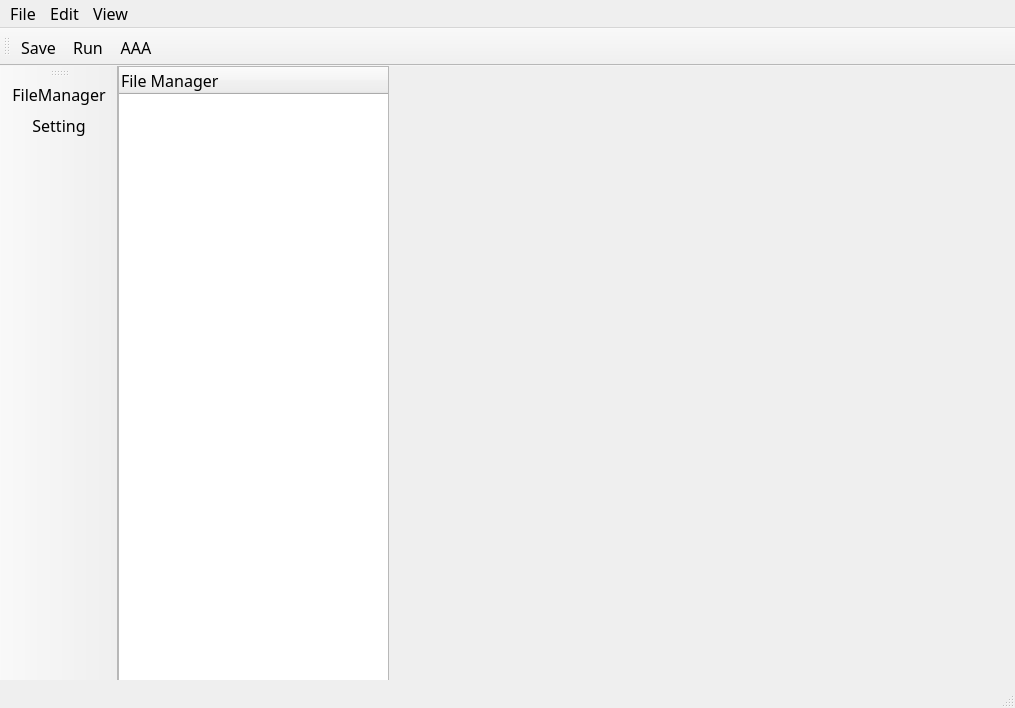
Before: the Qt Designer form EX/20221206_ap_edit/main_win.ui in garyhsieh15/pyside6, drawn with Qt 5.
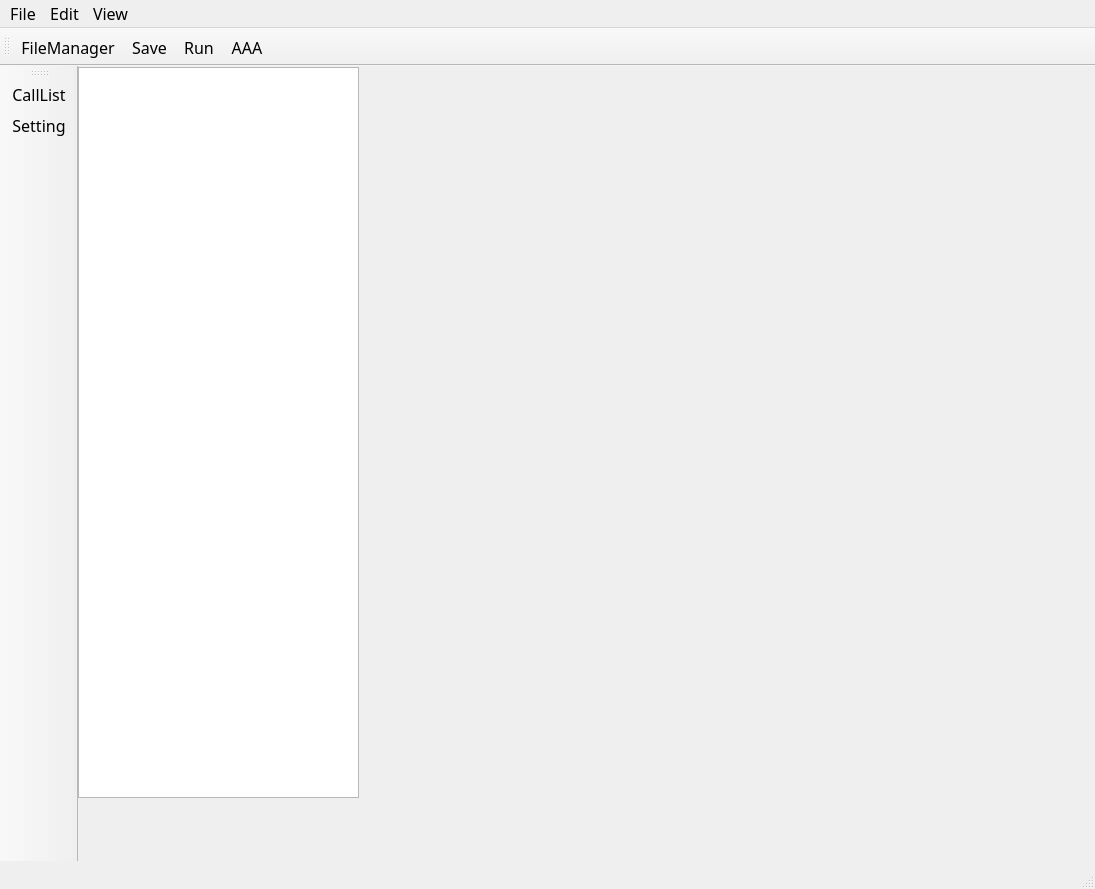
After: the same form once the commit is applied. Icons and pictures are not drawn.

Patch:
```diff
--- a/EX/20221206_ap_edit/main_win.ui
+++ b/EX/20221206_ap_edit/main_win.ui
@@ -6,10 +6,16 @@
    <rect>
     <x>0</x>
     <y>0</y>
-    <width>1015</width>
-    <height>708</height>
+    <width>1095</width>
+    <height>889</height>
    </rect>
   </property>
+  <property name="maximumSize">
+   <size>
+    <width>16777215</width>
+    <height>16777215</height>
+   </size>
+  </property>
   <property name="font">
    <font>
     <family>Agency FB</family>
@@ -23,20 +29,15 @@
    <set>Qt::ImhNone</set>
   </property>
   <widget class="QWidget" name="centralwidget">
-   <widget class="QTreeWidget" name="treeWidget">
+   <widget class="QTreeView" name="treeView">
     <property name="geometry">
      <rect>
       <x>0</x>
-      <y>0</y>
-      <width>271</width>
-      <height>668</height>
+      <y>1</y>
+      <width>281</width>
+      <height>731</height>
      </rect>
     </property>
-    <column>
-     <property name="text">
-      <string>File Manager</string>
-     </property>
-    </column>
    </widget>
   </widget>
   <widget class="QMenuBar" name="menubar">
@@ -44,7 +45,7 @@
     <rect>
      <x>0</x>
      <y>0</y>
-     <width>1015</width>
+     <width>1095</width>
      <height>52</height>
     </rect>
    </property>
@@ -101,6 +102,7 @@
    <attribute name="toolBarBreak">
     <bool>false</bool>
    </attribute>
+   <addaction name="actionFileManager"/>
    <addaction name="actionSave"/>
    <addaction name="actionRun"/>
    <addaction name="actionAAA"/>
@@ -151,7 +153,7 @@
    <attribute name="toolBarBreak">
     <bool>false</bool>
    </attribute>
-   <addaction name="actionFileManager"/>
+   <addaction name="actionCallList"/>
    <addaction name="actionSetting"/>
   </widget>
   <action name="actionNew">
@@ -280,6 +282,21 @@
     <string>FileManager</string>
    </property>
   </action>
+  <action name="actionCallList">
+   <property name="checkable">
+    <bool>true</bool>
+   </property>
+   <property name="icon">
+    <iconset resource="apprcc.qrc">
+     <normaloff>:/pic/images/list_981x878.png</normaloff>:/pic/images/list_981x878.png</iconset>
+   </property>
+   <property name="text">
+    <string>CallList</string>
+   </property>
+   <property name="toolTip">
+    <string>CallList</string>
+   </property>
+  </action>
  </widget>
  <resources>
   <include location="apprcc.qrc"/>
```
Left out of the diff: 2 changed lines with no effect on the pictures.
